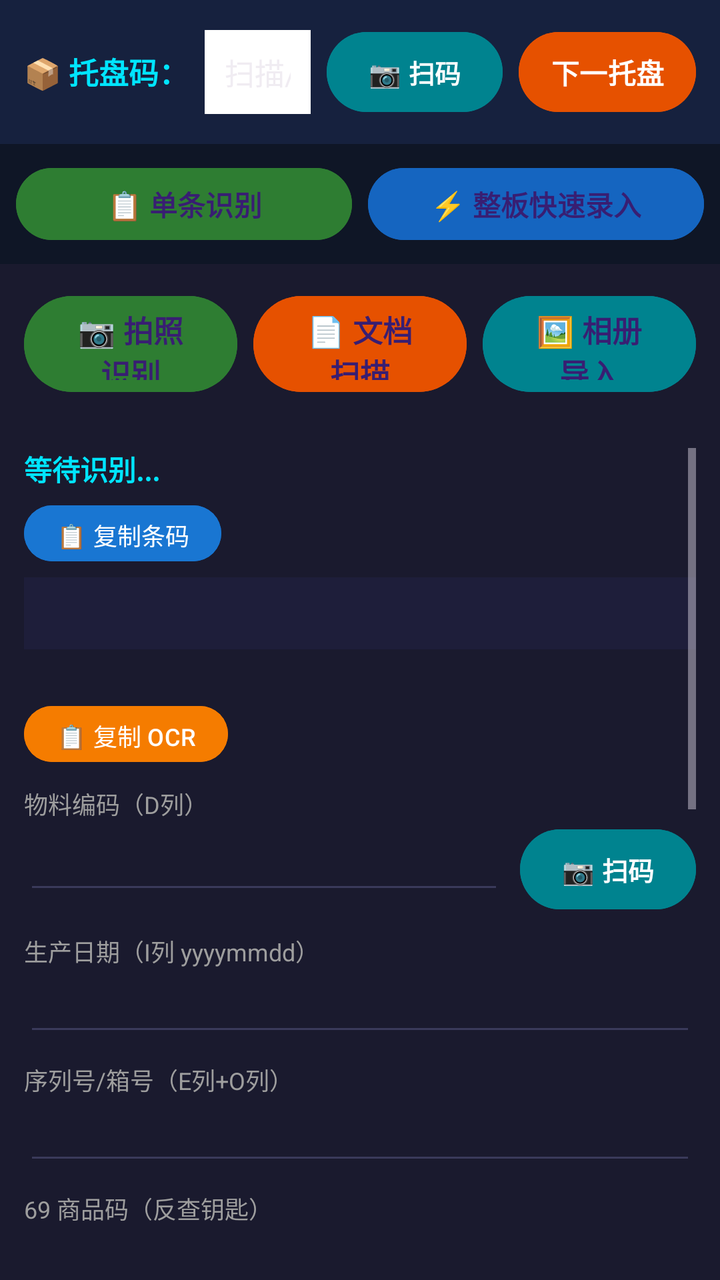
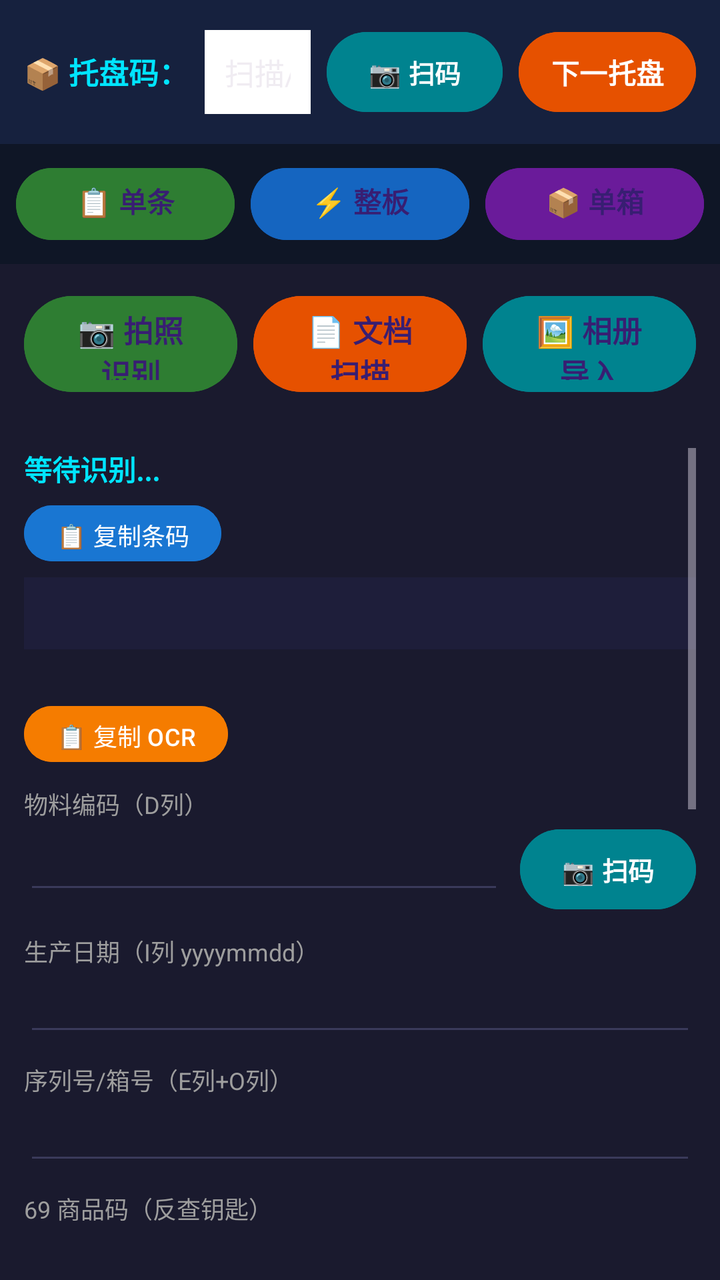

Screens rendered from an Android XML layout before and after an edit, with the pre-edit source and the edit as a unified diff.
<!-- AndroidManifest.xml: application theme Theme.LabelScanner -->
<!-- res/layout/activity_main.xml -->
<?xml version="1.0" encoding="utf-8"?>
<LinearLayout xmlns:android="http://schemas.android.com/apk/res/android"
    android:layout_width="match_parent"
    android:layout_height="match_parent"
    android:orientation="vertical"
    android:background="#1a1a2e">

    
    <LinearLayout
        android:id="@+id/trayBar"
        android:layout_width="match_parent"
        android:layout_height="wrap_content"
        android:orientation="horizontal"
        android:padding="12dp"
        android:background="#16213e"
        android:gravity="center_vertical">

        <TextView
            android:layout_width="wrap_content"
            android:layout_height="wrap_content"
            android:text="📦 托盘码："
            android:textColor="#00e5ff"
            android:textSize="15sp"
            android:textStyle="bold" />

        <EditText
            android:id="@+id/etTrayCode"
            android:layout_width="0dp"
            android:layout_height="wrap_content"
            android:layout_weight="1"
            android:layout_marginStart="8dp"
            android:background="@android:color/white"
            android:hint="扫描/输入托盘码"
            android:inputType="textCapCharacters"
            android:padding="10dp"
            android:textColor="#000000"
            android:textSize="15sp" />

        <Button
            android:id="@+id/btnScanTrayCode"
            android:layout_width="wrap_content"
            android:layout_height="wrap_content"
            android:layout_marginStart="8dp"
            android:backgroundTint="#00838f"
            android:paddingHorizontal="16dp"
            android:text="📷 扫码"
            android:textColor="#ffffff"
            android:textSize="13sp"
            android:textStyle="bold" />

        <Button
            android:id="@+id/btnNextTray"
            android:layout_width="wrap_content"
            android:layout_height="wrap_content"
            android:layout_marginStart="8dp"
            android:backgroundTint="#e65100"
            android:paddingHorizontal="16dp"
            android:text="下一托盘"
            android:textColor="#ffffff"
            android:textSize="14sp"
            android:textStyle="bold" />
    </LinearLayout>

    
    <LinearLayout
        android:layout_width="match_parent"
        android:layout_height="wrap_content"
        android:orientation="horizontal"
        android:padding="8dp"
        android:background="#0f1626"
        android:gravity="center">

        <Button
            android:id="@+id/btnModeSingle"
            android:layout_width="0dp"
            android:layout_height="44dp"
            android:layout_weight="1"
            android:backgroundTint="#2e7d32"
            android:text="📋 单条识别"
            android:textSize="14sp"
            android:textStyle="bold" />

        <Button
            android:id="@+id/btnModeBatch"
            android:layout_width="0dp"
            android:layout_height="44dp"
            android:layout_weight="1"
            android:layout_marginStart="8dp"
            android:backgroundTint="#1565c0"
            android:text="⚡ 整板快速录入"
            android:textSize="14sp"
            android:textStyle="bold" />
    </LinearLayout>

    
    <LinearLayout
        android:id="@+id/panelSingle"
        android:layout_width="match_parent"
        android:layout_height="0dp"
        android:layout_weight="1"
        android:orientation="vertical">

        
        <LinearLayout
            android:layout_width="match_parent"
            android:layout_height="wrap_content"
            android:orientation="horizontal"
            android:padding="12dp"
            android:gravity="center">

            <Button
                android:id="@+id/btnCamera"
                android:layout_width="0dp"
                android:layout_height="56dp"
                android:layout_weight="1"
                android:backgroundTint="#2e7d32"
                android:text="📷 拍照识别"
                android:textSize="15sp"
                android:textStyle="bold" />

            <Button
                android:id="@+id/btnDocScan"
                android:layout_width="0dp"
                android:layout_height="56dp"
                android:layout_weight="1"
                android:layout_marginStart="8dp"
                android:backgroundTint="#e65100"
                android:text="📄 文档扫描"
                android:textSize="15sp"
                android:textStyle="bold" />

            <Button
                android:id="@+id/btnGallery"
                android:layout_width="0dp"
                android:layout_height="56dp"
                android:layout_weight="1"
                android:layout_marginStart="8dp"
                android:backgroundTint="#00838f"
                android:text="🖼 相册导入"
                android:textSize="15sp"
                android:textStyle="bold" />
        </LinearLayout>

        
        <ScrollView
            android:layout_width="match_parent"
            android:layout_height="0dp"
            android:layout_weight="1"
            android:padding="12dp">

            <LinearLayout
                android:layout_width="match_parent"
                android:layout_height="wrap_content"
                android:orientation="vertical">

                <TextView
                    android:id="@+id/tvBarcodes"
                    android:layout_width="match_parent"
                    android:layout_height="wrap_content"
                    android:text="等待识别..."
                    android:textColor="#00e5ff"
                    android:textSize="14sp"
                    android:textStyle="bold" />

                <Button
                    android:id="@+id/btnCopyBarcodes"
                    android:layout_width="wrap_content"
                    android:layout_height="36dp"
                    android:layout_marginTop="4dp"
                    android:backgroundTint="#1976d2"
                    android:paddingHorizontal="16dp"
                    android:text="📋 复制条码"
                    android:textColor="#ffffff"
                    android:textSize="12sp" />

                <TextView
                    android:id="@+id/resultPanel"
                    android:layout_width="match_parent"
                    android:layout_height="wrap_content"
                    android:layout_marginTop="4dp"
                    android:minHeight="36dp"
                    android:padding="8dp"
                    android:textColor="#ffffff"
                    android:textSize="13sp"
                    android:background="@color/result_idle" />

                <TextView
                    android:id="@+id/tvExtras"
                    android:layout_width="match_parent"
                    android:layout_height="wrap_content"
                    android:layout_marginTop="4dp"
                    android:textColor="#ffd54f"
                    android:textSize="12sp" />

                <Button
                    android:id="@+id/btnCopyOcr"
                    android:layout_width="wrap_content"
                    android:layout_height="36dp"
                    android:layout_marginTop="4dp"
                    android:backgroundTint="#f57c00"
                    android:paddingHorizontal="16dp"
                    android:text="📋 复制 OCR"
                    android:textColor="#ffffff"
                    android:textSize="12sp" />

                
                <TextView style="@style/FieldLabel" android:text="物料编码（D列）" />
                            <LinearLayout
                                android:layout_width="match_parent"
                                android:layout_height="wrap_content"
                                android:orientation="horizontal">
                                <EditText
                                    android:id="@+id/etMaterial"
                                    style="@style/FieldInput"
                                    android:layout_width="0dp"
                                    android:layout_weight="1" />
                                <Button
                                    android:id="@+id/btnScanMaterial"
                                    android:layout_width="wrap_content"
                                    android:layout_height="wrap_content"
                                    android:layout_marginStart="8dp"
                                    android:backgroundTint="#00838f"
                                    android:paddingHorizontal="16dp"
                                    android:text="📷 扫码"
                                    android:textColor="#ffffff"
                                    android:textSize="13sp"
                                    android:textStyle="bold" />
                            </LinearLayout>

                <TextView style="@style/FieldLabel" android:text="生产日期（I列 yyyymmdd）" />
                <EditText
                    android:id="@+id/etDate"
                    style="@style/FieldInput"
                    android:inputType="number" />

                <TextView style="@style/FieldLabel" android:text="序列号/箱号（E列+O列）" />
                <EditText
                    android:id="@+id/etSn"
                    style="@style/FieldInput" />

                <TextView style="@style/FieldLabel" android:text="69 商品码（反查钥匙）" />
                <EditText
                    android:id="@+id/etEan69"
                    style="@style/FieldInput" />

                <TextView style="@style/FieldLabel" android:text="型号" />
                <EditText
                    android:id="@+id/etModel"
                    style="@style/FieldInput" />

                <TextView style="@style/FieldLabel" android:text="颜色" />
                <EditText
                    android:id="@+id/etColor"
                    style="@style/FieldInput" />

                <TextView style="@style/FieldLabel" android:text="硒鼓/耗材型号" />
                <EditText
                    android:id="@+id/etToner"
                    style="@style/FieldInput" />

                
                <LinearLayout
                    android:layout_width="match_parent"
                    android:layout_height="wrap_content"
                    android:layout_marginTop="16dp"
                    android:orientation="horizontal">

                    <Button
                        android:id="@+id/btnSave"
                        android:layout_width="0dp"
                        android:layout_height="64dp"
                        android:layout_weight="1"
                        android:backgroundTint="#2e7d32"
                        android:text="✅ 保存本条"
                        android:textSize="18sp"
                        android:textStyle="bold" />

                    <Button
                        android:id="@+id/btnDiscard"
                        android:layout_width="0dp"
                        android:layout_height="64dp"
                        android:layout_weight="1"
                        android:layout_marginStart="12dp"
                        android:backgroundTint="#c62828"
                        android:text="✖ 丢弃"
                        android:textSize="18sp"
                        android:textStyle="bold" />
                </LinearLayout>

                
                <LinearLayout
                    android:layout_width="match_parent"
                    android:layout_height="wrap_content"
                    android:layout_marginTop="12dp"
                    android:gravity="center_vertical"
                    android:orientation="horizontal">

                    <TextView
                        android:id="@+id/tvCount"
                        android:layout_width="0dp"
                        android:layout_height="wrap_content"
                        android:layout_weight="1"
                        android:text="📋 已保存 0 条"
                        android:textColor="#00e5ff"
                        android:textSize="14sp" />

                    <Button
                        android:id="@+id/btnList"
                        android:layout_width="wrap_content"
                        android:layout_height="56dp"
                        android:backgroundTint="#6a1b9a"
                        android:paddingHorizontal="20dp"
                        android:text="📋 数据列表"
                        android:textSize="15sp"
                        android:textStyle="bold" />

                    <Button
                        android:id="@+id/btnExport"
                        android:layout_width="wrap_content"
                        android:layout_height="56dp"
                        android:layout_marginStart="8dp"
                        android:backgroundTint="#1565c0"
                        android:paddingHorizontal="20dp"
                        android:text="📤 导出 CSV"
                        android:textSize="15sp"
                        android:textStyle="bold" />

                    <Button
                        android:id="@+id/btnExportWms"
                        android:layout_width="wrap_content"
                        android:layout_height="56dp"
                        android:layout_marginStart="8dp"
                        android:backgroundTint="#ad1457"
                        android:paddingHorizontal="20dp"
                        android:text="🏭 导出 WMS"
                        android:textSize="15sp"
                        android:textStyle="bold" />
                </LinearLayout>

                
                <Button
                    android:id="@+id/btnTestRecognize"
                    android:layout_width="match_parent"
                    android:layout_height="56dp"
                    android:layout_marginTop="12dp"
                    android:backgroundTint="#7b1fa2"
                    android:text="🔬 测试识别（打印原始条码+OCR）"
                    android:textSize="15sp"
                    android:textStyle="bold" />
            </LinearLayout>
        </ScrollView>
    </LinearLayout>

    
    <LinearLayout
        android:id="@+id/panelBatch"
        android:layout_width="match_parent"
        android:layout_height="0dp"
        android:layout_weight="1"
        android:orientation="vertical"
        android:visibility="gone">

        
        <LinearLayout
            android:layout_width="match_parent"
            android:layout_height="wrap_content"
            android:orientation="vertical"
            android:padding="12dp"
            android:background="#16213e">

            <TextView
                android:layout_width="match_parent"
                android:layout_height="wrap_content"
                android:text="📦 整板共享信息（填一次，自动应用到所有条码）"
                android:textColor="#00e5ff"
                android:textSize="14sp"
                android:textStyle="bold"
                android:paddingBottom="8dp" />

            <TextView style="@style/FieldLabel" android:text="物料编码（必填）" />
            <LinearLayout
                android:layout_width="match_parent"
                android:layout_height="wrap_content"
                android:orientation="horizontal">
                <EditText
                    android:id="@+id/etBatchMaterial"
                    style="@style/FieldInput"
                    android:layout_width="0dp"
                    android:layout_weight="1"
                    android:hint="如：1234567890" />
                <Button
                    android:id="@+id/btnScanBatchMaterial"
                    android:layout_width="wrap_content"
                    android:layout_height="wrap_content"
                    android:layout_marginStart="8dp"
                    android:backgroundTint="#00838f"
                    android:paddingHorizontal="16dp"
                    android:text="📷 扫码"
                    android:textColor="#ffffff"
                    android:textSize="13sp"
                    android:textStyle="bold" />
            </LinearLayout>

            <TextView style="@style/FieldLabel" android:text="生产日期（必填，yyyymmdd）" />
            <EditText
                android:id="@+id/etBatchDate"
                style="@style/FieldInput"
                android:inputType="number"
                android:hint="如：20250809" />

            <TextView style="@style/FieldLabel" android:text="69 商品码（选填，用于反查）" />
            <EditText
                android:id="@+id/etBatchEan69"
                style="@style/FieldInput"
                android:hint="69开头13位" />

            <TextView style="@style/FieldLabel" android:text="型号/颜色/硒鼓（选填）" />
            <LinearLayout
                android:layout_width="match_parent"
                android:layout_height="wrap_content"
                android:orientation="horizontal">
                <EditText
                    android:id="@+id/etBatchModel"
                    style="@style/FieldInput"
                    android:layout_width="0dp"
                    android:layout_weight="1"
                    android:hint="型号" />
                <EditText
                    android:id="@+id/etBatchColor"
                    style="@style/FieldInput"
                    android:layout_width="0dp"
                    android:layout_weight="1"
                    android:layout_marginStart="8dp"
                    android:hint="颜色" />
                <EditText
                    android:id="@+id/etBatchToner"
                    style="@style/FieldInput"
                    android:layout_width="0dp"
                    android:layout_weight="1"
                    android:layout_marginStart="8dp"
                    android:hint="硒鼓" />
            </LinearLayout>

            <Button
                android:id="@+id/btnBatchApplyShared"
                android:layout_width="match_parent"
                android:layout_height="56dp"
                android:layout_marginTop="12dp"
                android:backgroundTint="#6a1b9a"
                android:text="✅ 确认共享信息，开始扫描序列号"
                android:textSize="16sp"
                android:textStyle="bold" />
        </LinearLayout>

        
        <LinearLayout
            android:layout_width="match_parent"
            android:layout_height="0dp"
            android:layout_weight="1"
            android:orientation="vertical"
            android:padding="12dp">

            <LinearLayout
                android:layout_width="match_parent"
                android:layout_height="wrap_content"
                android:orientation="horizontal"
                android:gravity="center_vertical"
                android:paddingBottom="8dp">

                <TextView
                    android:layout_width="wrap_content"
                    android:layout_height="wrap_content"
                    android:text="📷 扫描序列号条码（仅识别 SN，自动去重）"
                    android:textColor="#00e5ff"
                    android:textSize="14sp"
                    android:textStyle="bold" />

                <TextView
                    android:id="@+id/tvBatchScannedCount"
                    android:layout_width="0dp"
                    android:layout_height="wrap_content"
                    android:layout_weight="1"
                    android:gravity="end"
                    android:text="已扫 0 个"
                    android:textColor="#ffd54f"
                    android:textSize="14sp"
                    android:textStyle="bold" />
            </LinearLayout>

            
            <LinearLayout
                android:layout_width="match_parent"
                android:layout_height="wrap_content"
                android:orientation="horizontal"
                android:paddingBottom="12dp">

                <Button
                    android:id="@+id/btnBatchCamera"
                    android:layout_width="0dp"
                    android:layout_height="56dp"
                    android:layout_weight="1"
                    android:backgroundTint="#2e7d32"
                    android:text="📷 拍照扫码"
                    android:textSize="15sp"
                    android:textStyle="bold" />

                <Button
                    android:id="@+id/btnBatchGallery"
                    android:layout_width="0dp"
                    android:layout_height="56dp"
                    android:layout_weight="1"
                    android:layout_marginStart="8dp"
                    android:backgroundTint="#00838f"
                    android:text="🖼 相册导入"
                    android:textSize="15sp"
                    android:textStyle="bold" />
            </LinearLayout>

            
            <TextView
                android:layout_width="match_parent"
                android:layout_height="wrap_content"
                android:text="已扫序列号（可长按删除）"
                android:textColor="#ffffff"
                android:textSize="13sp"
                android:paddingBottom="4dp" />

            <androidx.recyclerview.widget.RecyclerView
                android:id="@+id/rvBatchSnList"
                android:layout_width="match_parent"
                android:layout_height="0dp"
                android:layout_weight="1" />

            
            <LinearLayout
                android:layout_width="match_parent"
                android:layout_height="wrap_content"
                android:layout_marginTop="12dp"
                android:gravity="center_vertical"
                android:orientation="horizontal">

                <TextView
                    android:id="@+id/tvBatchCount"
                    android:layout_width="0dp"
                    android:layout_height="wrap_content"
                    android:layout_weight="1"
                    android:text="📋 本托盘 0 条"
                    android:textColor="#00e5ff"
                    android:textSize="14sp" />

                <Button
                    android:id="@+id/btnBatchClear"
                    android:layout_width="wrap_content"
                    android:layout_height="56dp"
                    android:backgroundTint="#c62828"
                    android:paddingHorizontal="20dp"
                    android:text="🗑 清空重扫"
                    android:textSize="14sp"
                    android:textStyle="bold" />

                <Button
                    android:id="@+id/btnBatchSaveAll"
                    android:layout_width="wrap_content"
                    android:layout_height="56dp"
                    android:layout_marginStart="8dp"
                    android:backgroundTint="#2e7d32"
                    android:paddingHorizontal="20dp"
                    android:text="💾 批量保存"
                    android:textSize="15sp"
                    android:textStyle="bold" />
            </LinearLayout>
        </LinearLayout>
    </LinearLayout>
</LinearLayout>
<!-- resources referenced by this layout -->
<resources>
  <color name="result_idle">#1e1e3a</color>
  <style name="FieldInput">
          <item name="android:layout_width">match_parent</item>
          <item name="android:layout_height">wrap_content</item>
          <item name="android:backgroundTint">#3a3a5a</item>
          <item name="android:textColor">#ffffff</item>
          <item name="android:textSize">16sp</item>
          <item name="android:singleLine">true</item>
      </style>
  <style name="FieldLabel">
          <item name="android:layout_width">match_parent</item>
          <item name="android:layout_height">wrap_content</item>
          <item name="android:layout_marginTop">8dp</item>
          <item name="android:textSize">12sp</item>
          <item name="android:textColor">#9e9e9e</item>
      </style>
  <style name="Theme.LabelScanner" parent="Theme.Material3.Dark.NoActionBar">
          <item name="android:statusBarColor">@android:color/transparent</item>
          <item name="android:navigationBarColor">@android:color/transparent</item>
          <item name="android:windowDrawsSystemBarBackgrounds">true</item>
          <item name="android:windowLightStatusBar">false</item>
          <item name="android:windowLightNavigationBar">false</item>
      </style>
</resources>

<!-- the commit's change to res/layout/activity_main.xml (unified diff, before → after) -->
@@ -88,6 +88,17 @@
             android:layout_marginStart="8dp"
             android:backgroundTint="#1565c0"
             android:text="⚡ 整板快速录入"
+            android:textSize="14sp"
+            android:textStyle="bold" />
+
+        <Button
+            android:id="@+id/btnModeBox"
+            android:layout_width="0dp"
+            android:layout_height="44dp"
+            android:layout_weight="1"
+            android:layout_marginStart="8dp"
+            android:backgroundTint="#6a1b9a"
+            android:text="📦 单箱入库"
             android:textSize="14sp"
             android:textStyle="bold" />
     </LinearLayout>
